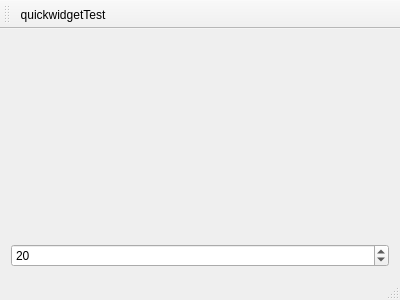
Before: the Qt Designer form App/QmlQuickWidgetMaxTest/qwmaxmainwindow.ui in tiangaomingjing/ServoDriveTech, drawn with Qt 5.
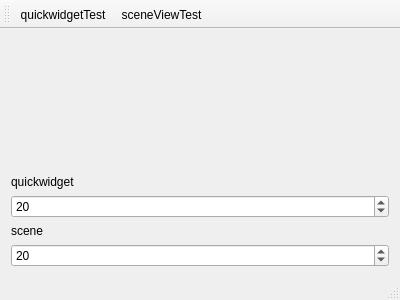
After: the same form once the commit is applied.

```diff
--- a/App/QmlQuickWidgetMaxTest/qwmaxmainwindow.ui
+++ b/App/QmlQuickWidgetMaxTest/qwmaxmainwindow.ui
@@ -21,6 +21,13 @@
       <widget class="QWidget" name="page_2"/>
      </widget>
     </item>
+    <item>
+     <widget class="QLabel" name="label_2">
+      <property name="text">
+       <string>quickwidget</string>
+      </property>
+     </widget>
+    </item>
     <item>
      <widget class="QSpinBox" name="spinBox">
       <property name="maximum">
@@ -31,6 +38,20 @@
       </property>
      </widget>
     </item>
+    <item>
+     <widget class="QLabel" name="label">
+      <property name="text">
+       <string>scene</string>
+      </property>
+     </widget>
+    </item>
+    <item>
+     <widget class="QSpinBox" name="spinBox_2">
+      <property name="value">
+       <number>20</number>
+      </property>
+     </widget>
+    </item>
    </layout>
   </widget>
   <widget class="QMenuBar" name="menuBar">
@@ -51,6 +72,7 @@
     <bool>false</bool>
    </attribute>
    <addaction name="actionQuickwidgetTest"/>
+   <addaction name="actionSceneViewTest"/>
   </widget>
   <widget class="QStatusBar" name="statusBar"/>
   <action name="actionQuickwidgetTest">
@@ -58,6 +80,11 @@
     <string>quickwidgetTest</string>
    </property>
   </action>
+  <action name="actionSceneViewTest">
+   <property name="text">
+    <string>sceneViewTest</string>
+   </property>
+  </action>
  </widget>
  <layoutdefault spacing="6" margin="11"/>
  <resources/>
```
